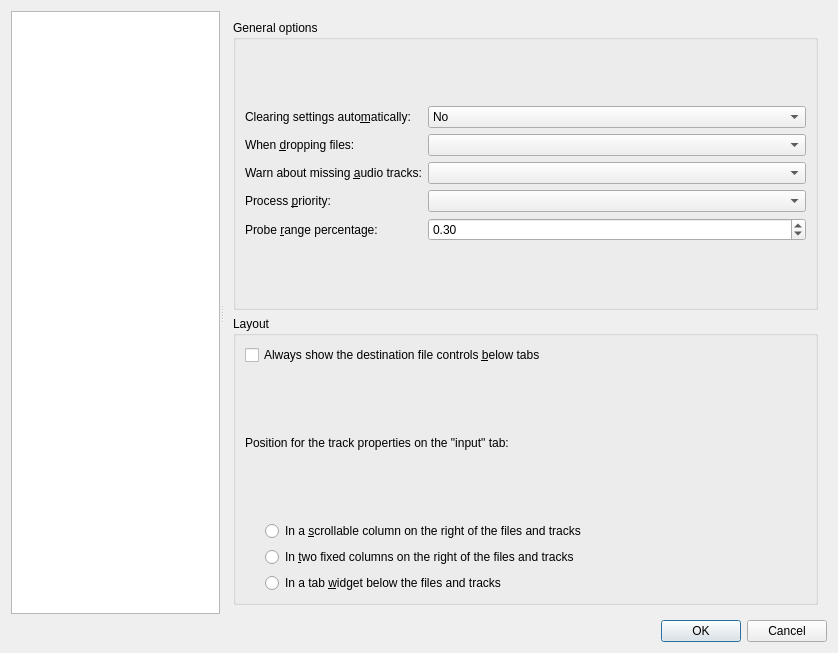
Qt form src/mkvtoolnix-gui/forms/main_window/preferences_dialog.ui (jpsdr/MKVToolnix-Windows-7) before a commit.
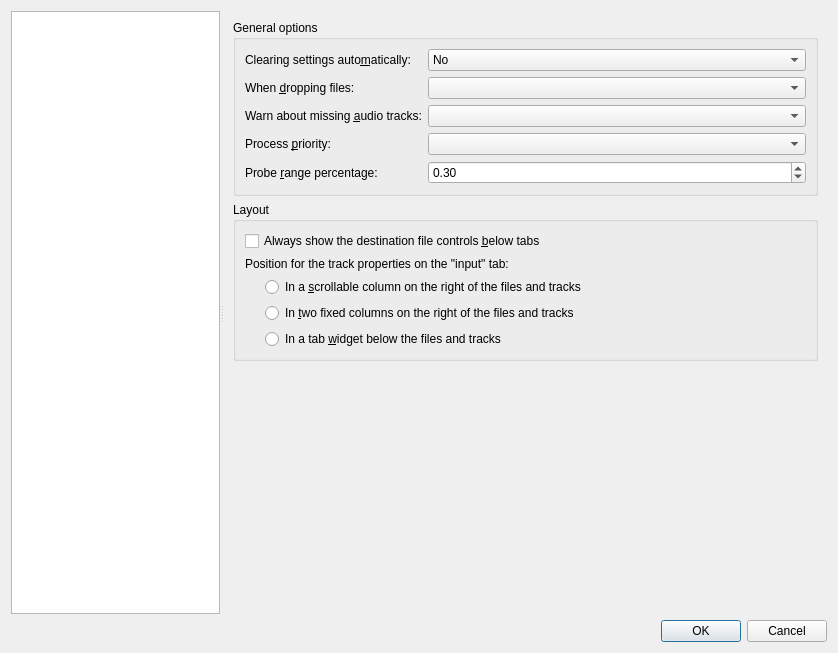
The same form after that commit. The open tabs and pages were chosen to show the change. Icons and pictures are not drawn. Custom widgets are drawn as their Qt base class.

Commit message: GUI: re-add spacer after moving "predefined values" elements

What changed in the file:
```diff
--- a/src/mkvtoolnix-gui/forms/main_window/preferences_dialog.ui
+++ b/src/mkvtoolnix-gui/forms/main_window/preferences_dialog.ui
@@ -543,6 +543,19 @@
           </layout>
          </widget>
         </item>
+        <item>
+         <spacer name="verticalSpacer_3">
+          <property name="orientation">
+           <enum>Qt::Vertical</enum>
+          </property>
+          <property name="sizeHint" stdset="0">
+           <size>
+            <width>20</width>
+            <height>40</height>
+           </size>
+          </property>
+         </spacer>
+        </item>
        </layout>
       </widget>
       <widget class="QWidget" name="pMergePredefinedValues">
```
